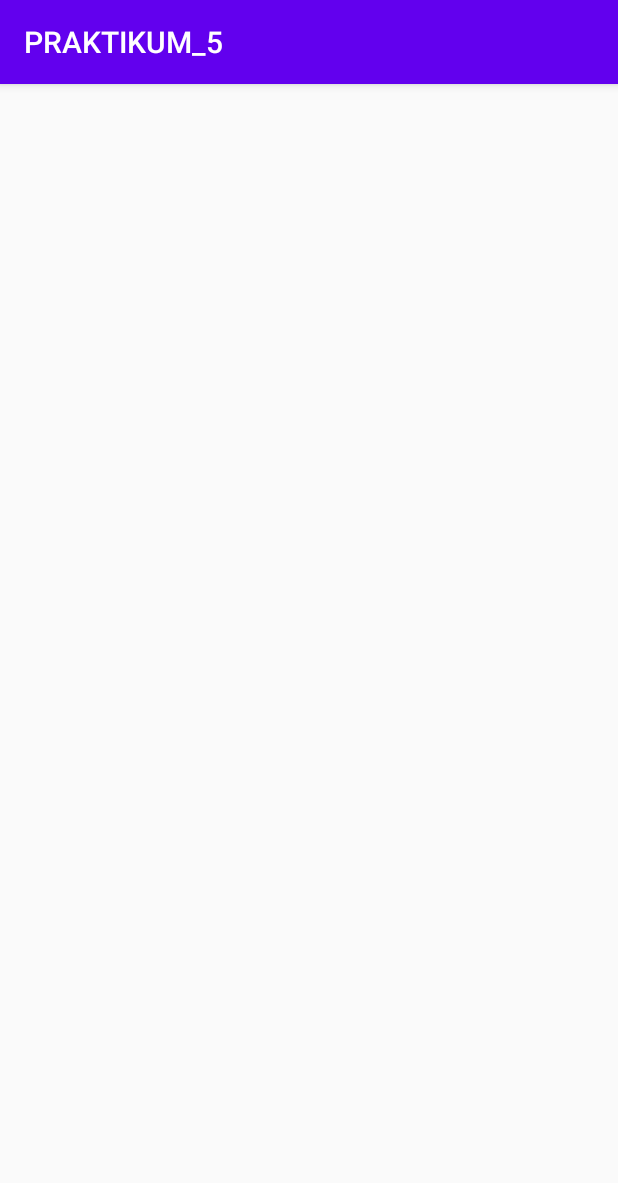
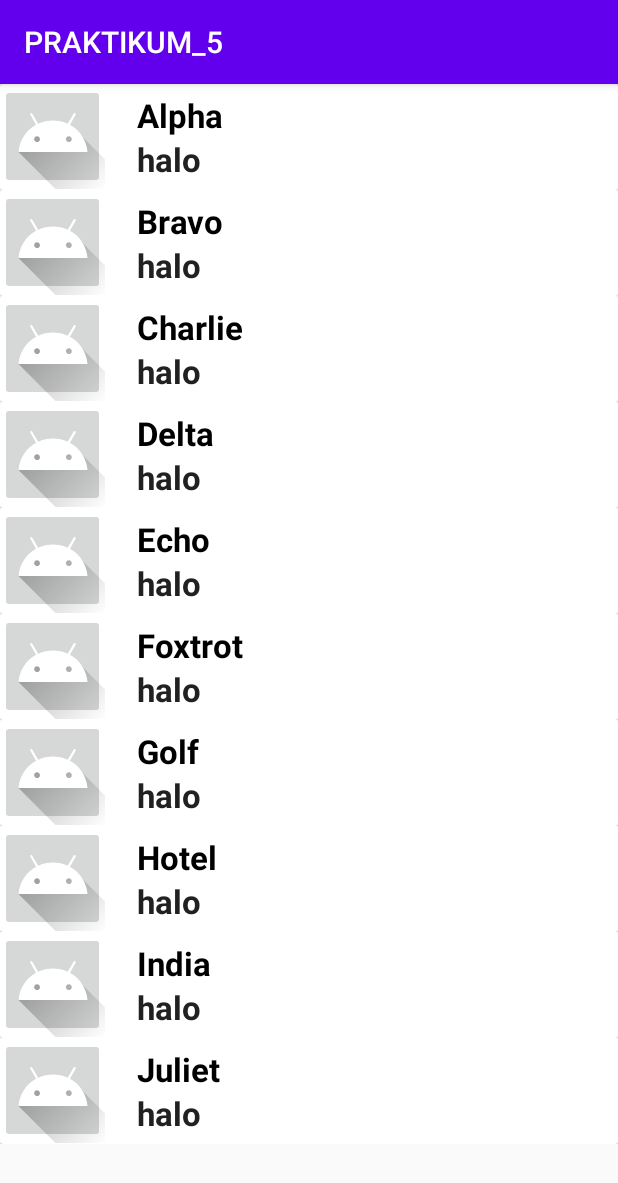
Before and after one commit to freestonsinaga/PRAKTIKUM_MOBILE_5, an Android app: the screen it shows after launch (MainActivity), on a phone screen of 412 x 824 dp. Shown: the top 1183 px of the screen. Run offline under Robolectric (Android 15) with nearby library versions, the phone set to English and light mode, and no system bars.

Commit message:
versi 1.0.0

```diff
--- a/app/src/main/java/com/example/praktikum_5/Adapter.kt
+++ b/app/src/main/java/com/example/praktikum_5/Adapter.kt
@@ -19,7 +19,7 @@ class Adapter (private val list : ArrayList<Users>) : RecyclerView.Adapter<Adapt
 
     override fun onBindViewHolder (holder: Holder, position: Int){
         holder.view.lbList.text = list.get(position).name
-
+        holder.view.halo.text = list.get(position).halo
         holder.view.setOnClickListener{
             Toast.makeText(holder.view.context, "Hallo" + list.get(position).name, Toast.LENGTH_SHORT).show()
         }
--- a/app/src/main/java/com/example/praktikum_5/MainActivity.kt
+++ b/app/src/main/java/com/example/praktikum_5/MainActivity.kt
@@ -6,6 +6,7 @@ import android.os.PersistableBundle
 import androidx.recyclerview.widget.LinearLayoutManager
 import androidx.recyclerview.widget.RecyclerView
 import kotlinx.android.synthetic.main.activity_main.*
+import kotlinx.android.synthetic.main.list.*
 
 class MainActivity : AppCompatActivity() {
     val list = ArrayList<Users>()
@@ -21,7 +22,7 @@ class MainActivity : AppCompatActivity() {
         "India",
         "Juliet"
     )
-
+    val halo = arrayOf("halo ")
 
     override fun onCreate(savedInstanceState: Bundle?) {
         super.onCreate(savedInstanceState)
@@ -30,9 +31,11 @@ class MainActivity : AppCompatActivity() {
         recyclerview.setHasFixedSize(true)
         recyclerview.layoutManager = LinearLayoutManager(this)
         for (i in 0 until listUsers.size) {
-            list.add(Users(listUsers.get(i)))
+            list.add(Users(listUsers.get(i), halo.get(0)))
             if (listUsers.size - 1 == i) {
-
+                val adapter = Adapter(list)
+                adapter.notifyDataSetChanged()
+                recyclerview.adapter = adapter
             }
         }
     }
--- a/app/src/main/java/com/example/praktikum_5/user.kt
+++ b/app/src/main/java/com/example/praktikum_5/user.kt
@@ -1,3 +1,3 @@
 package com.example.praktikum_5
 
-data class Users (val name: String?)
+data class Users (val name: String?, val halo: String?)
--- a/app/src/main/res/layout/list.xml
+++ b/app/src/main/res/layout/list.xml
@@ -24,22 +24,33 @@
                     android:layout_height="70dp"
                     app:srcCompat="@drawable/ic_launcher_foreground" />
 
+                <LinearLayout
+                    android:layout_width="match_parent"
+                    android:layout_height="wrap_content"
+                    android:layout_margin="6dp"
+                    android:orientation="vertical">
+
                     <TextView
                         android:id="@+id/lbList"
                         android:layout_width="match_parent"
                         android:layout_height="wrap_content"
-                    android:layout_margin="17dp"
-                    android:layout_weight="1"
+                        android:text="@string/app_name"
+                        android:textColor="#000000"
                         android:textSize="22sp"
-                    android:textStyle="bold"
-                    android:text="HALLO" />
+                        android:paddingLeft="15dp"
+                        android:textStyle="bold" />
 
                     <TextView
                         android:id="@+id/halo"
-                    android:layout_width="wrap_content"
+                        android:layout_width="match_parent"
                         android:layout_height="wrap_content"
-                    android:layout_weight="1"
-                    android:text="TextView" />
+                        android:textSize="22sp"
+                        android:textStyle="bold"
+                        android:paddingLeft="15dp"
+                        android:textColor="#212121"
+                        android:text="hallo" />
+
+                </LinearLayout>
             </LinearLayout>
         </androidx.cardview.widget.CardView>
     </LinearLayout>
```
Lines whose indentation alone changed are shown as unchanged.
